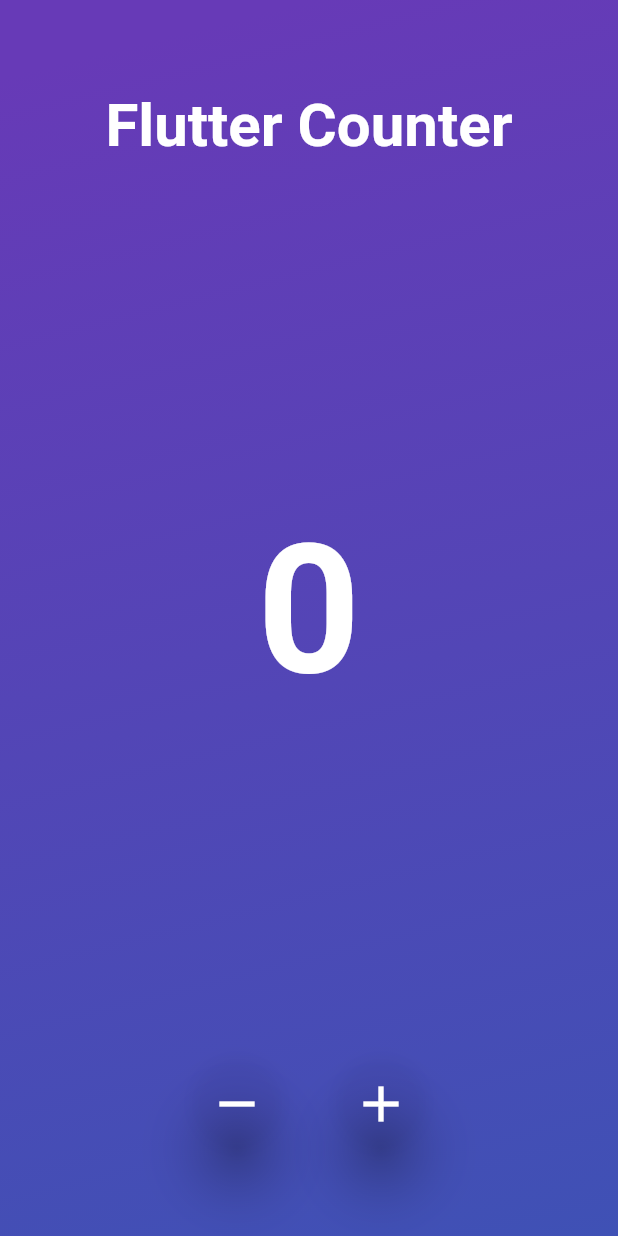
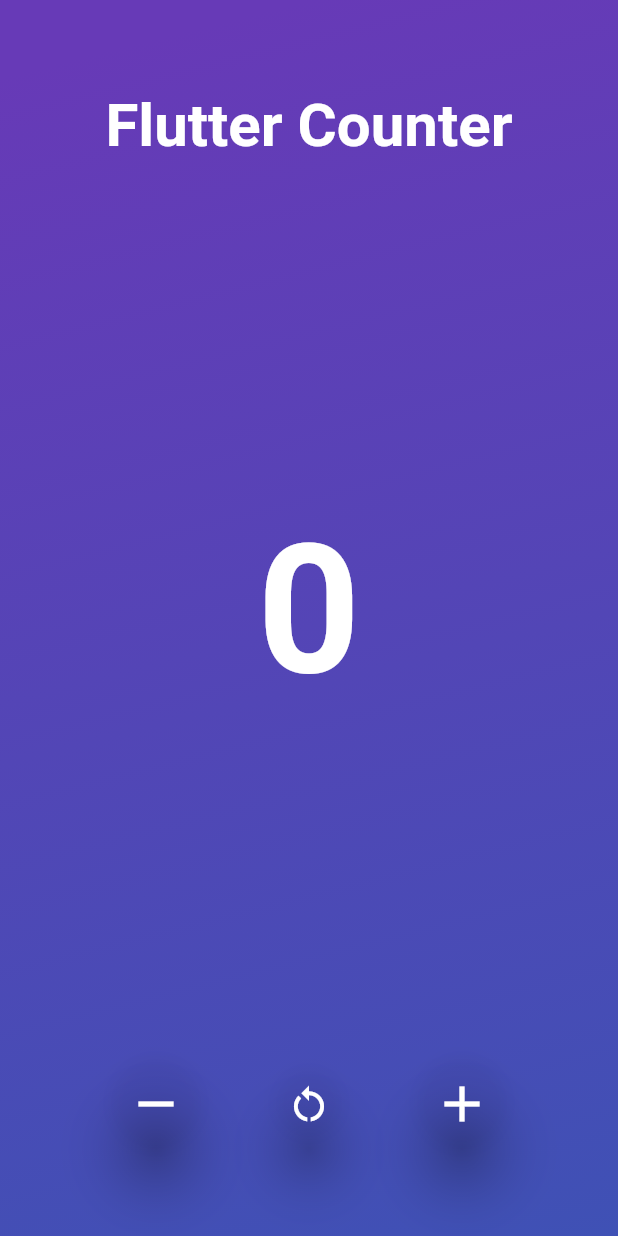
Before and after one commit to joaopaulozorek/flutter_counter, a Flutter app: the screen it shows after launch, on a phone screen of 412 x 824 dp. Run offline on Flutter 3.47's test engine with Material 2 defaults, Android fonts, the light colour scheme and no system bars.

Commit message:
Add restart button

```diff
--- a/lib/homepage.dart
+++ b/lib/homepage.dart
@@ -19,6 +19,12 @@ class _HomePageState extends State<HomePage> {
   void _decrementCounter() {
     setState(() {
       _counter--;
+    });
+  }
+
+  void _restart() {
+    setState(() {
+      _counter = 0;
     });
   }
 
@@ -73,7 +79,20 @@ class _HomePageState extends State<HomePage> {
                     ),
                   ),
                   const SizedBox(
-                    width: 40,
+                    width: 50,
+                  ),
+                  FloatingActionButton(
+                    mini: true,
+                    backgroundColor: Colors.transparent,
+                    elevation: 15,
+                    onPressed: _restart,
+                    child: const Icon(
+                      Icons.restart_alt,
+                      size: 30,
+                    ),
+                  ),
+                  const SizedBox(
+                    width: 50,
                   ),
                   FloatingActionButton(
                     backgroundColor: Colors.transparent,
```
